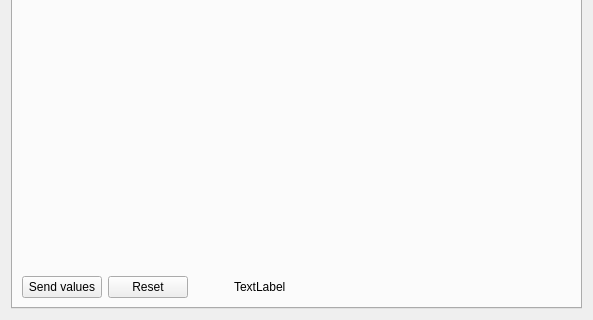
This is widget.ui in TamaraSoloveva/DvigMon as Qt 5 draws it before an edit; both pictures show x 0 to 593 and y 258 to 578 of the 593 by 578 pixel window. The edited form follows.
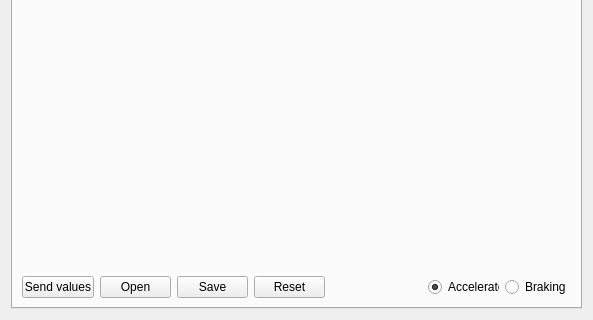
This is the edited form.

```diff
--- a/widget.ui
+++ b/widget.ui
@@ -578,6 +578,20 @@
              </property>
             </widget>
            </item>
+           <item>
+            <widget class="QPushButton" name="pushButton_8">
+             <property name="text">
+              <string>Open</string>
+             </property>
+            </widget>
+           </item>
+           <item>
+            <widget class="QPushButton" name="pushButton_9">
+             <property name="text">
+              <string>Save</string>
+             </property>
+            </widget>
+           </item>
            <item>
             <widget class="QPushButton" name="pushButton_7">
              <property name="text">
@@ -585,22 +599,6 @@
              </property>
             </widget>
            </item>
-           <item>
-            <spacer name="horizontalSpacer_3">
-             <property name="orientation">
-              <enum>Qt::Horizontal</enum>
-             </property>
-             <property name="sizeType">
-              <enum>QSizePolicy::Fixed</enum>
-             </property>
-             <property name="sizeHint" stdset="0">
-              <size>
-               <width>40</width>
-               <height>20</height>
-              </size>
-             </property>
-            </spacer>
-           </item>
            <item>
             <widget class="QLabel" name="label_7">
              <property name="enabled">
@@ -608,12 +606,18 @@
              </property>
              <property name="minimumSize">
               <size>
-               <width>150</width>
+               <width>90</width>
                <height>0</height>
               </size>
              </property>
+             <property name="maximumSize">
+              <size>
+               <width>80</width>
+               <height>16777215</height>
+              </size>
+             </property>
              <property name="text">
-              <string>TextLabel</string>
+              <string/>
              </property>
             </widget>
            </item>
@@ -622,6 +626,9 @@
              <property name="orientation">
               <enum>Qt::Horizontal</enum>
              </property>
+             <property name="sizeType">
+              <enum>QSizePolicy::Expanding</enum>
+             </property>
              <property name="sizeHint" stdset="0">
               <size>
                <width>40</width>
@@ -630,6 +637,39 @@
              </property>
             </spacer>
            </item>
+           <item>
+            <spacer name="horizontalSpacer_3">
+             <property name="orientation">
+              <enum>Qt::Horizontal</enum>
+             </property>
+             <property name="sizeType">
+              <enum>QSizePolicy::Fixed</enum>
+             </property>
+             <property name="sizeHint" stdset="0">
+              <size>
+               <width>20</width>
+               <height>20</height>
+              </size>
+             </property>
+            </spacer>
+           </item>
+           <item>
+            <widget class="QRadioButton" name="radioButton">
+             <property name="text">
+              <string>Accelerate</string>
+             </property>
+             <property name="checked">
+              <bool>true</bool>
+             </property>
+            </widget>
+           </item>
+           <item>
+            <widget class="QRadioButton" name="radioButton_2">
+             <property name="text">
+              <string>Braking</string>
+             </property>
+            </widget>
+           </item>
           </layout>
          </item>
         </layout>
```
